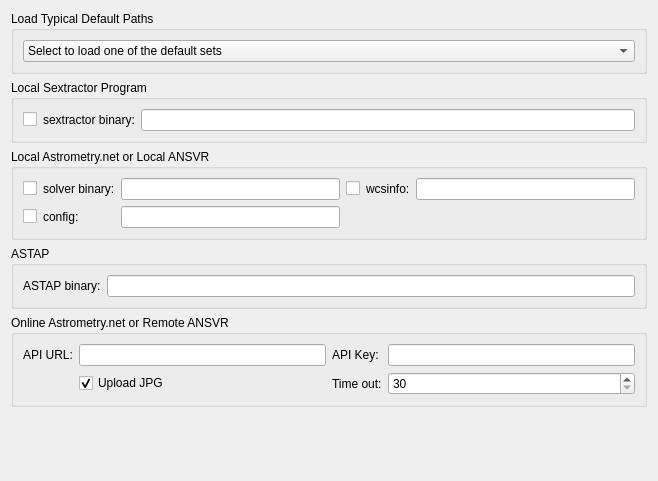
KDE/kstars, file kstars/ekos/align/opsprograms.ui: the form before one commit.
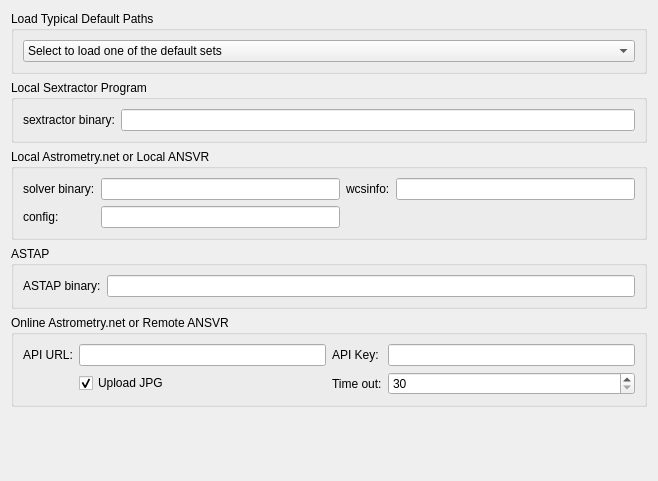
The form after the commit.

Commit message:
Removing unnecessary or redundant astrometry code on all platforms and removing the internal astrometry.net build on MacOS
Removing unnecessary or redundant astrometry code on all platforms and removing the internal astrometry.net build on MacOS.  StellarSolver has made much of the astrometry code redundant and the internal build of astrometry.net is very difficult to do, requires a lot of craft modifications, and is made unnecessary due to stellarsolver.  If users want astrometry.net locally on Macs, they can easily use Homebrew.

The edit to the form file:
```diff
--- a/kstars/ekos/align/opsprograms.ui
+++ b/kstars/ekos/align/opsprograms.ui
@@ -69,23 +69,13 @@
      </property>
      <layout class="QGridLayout" name="gridLayout_2">
       <item row="0" column="0">
-       <widget class="QCheckBox" name="kcfg_SextractorIsInternal">
-        <property name="toolTip">
-         <string>Sextractor binary file is internal to the application bundle</string>
-        </property>
-        <property name="text">
-         <string/>
-        </property>
-       </widget>
-      </item>
-      <item row="0" column="1">
        <widget class="QLabel" name="label_19">
         <property name="text">
          <string>sextractor binary:</string>
         </property>
        </widget>
       </item>
-      <item row="0" column="2">
+      <item row="0" column="1">
        <widget class="QLineEdit" name="kcfg_SextractorBinary">
         <property name="toolTip">
          <string>Path to Sextractor binary file</string>
@@ -104,17 +94,7 @@
       <string>Local Astrometry.net or Local ANSVR</string>
      </property>
      <layout class="QGridLayout" name="gridLayout_3">
-      <item row="0" column="3">
-       <widget class="QLineEdit" name="kcfg_AstrometrySolverBinary">
-        <property name="toolTip">
-         <string>Astrometry.net solve-field binary</string>
-        </property>
-        <property name="text">
-         <string/>
-        </property>
-       </widget>
-      </item>
-      <item row="1" column="3">
+      <item row="1" column="2">
        <widget class="QLineEdit" name="kcfg_AstrometryConfFile">
         <property name="toolTip">
          <string>Astrometry.net configuration file</string>
@@ -124,51 +104,7 @@
         </property>
        </widget>
       </item>
-      <item row="0" column="5">
-       <widget class="QLabel" name="label_16">
-        <property name="text">
-         <string>wcsinfo:</string>
-        </property>
-       </widget>
-      </item>
-      <item row="0" column="0">
-       <widget class="QCheckBox" name="kcfg_AstrometrySolverIsInternal">
-        <property name="toolTip">
-         <string>Astrometry.net solver binary is internal to the application bundle</string>
-        </property>
-        <property name="text">
-         <string/>
-        </property>
-       </widget>
-      </item>
-      <item row="1" column="0">
-       <widget class="QCheckBox" name="kcfg_AstrometryConfFileIsInternal">
-        <property name="toolTip">
-         <string>Astrometry config file is internal to the application bundle</string>
-        </property>
-        <property name="text">
-         <string/>
-        </property>
-       </widget>
-      </item>
       <item row="0" column="4">
-       <widget class="QCheckBox" name="kcfg_AstrometryWCSIsInternal">
-        <property name="toolTip">
-         <string>WCS Info file is internal to the Application Bundle</string>
-        </property>
-        <property name="text">
-         <string/>
-        </property>
-       </widget>
-      </item>
-      <item row="1" column="1">
-       <widget class="QLabel" name="label_14">
-        <property name="text">
-         <string>config:</string>
-        </property>
-       </widget>
-      </item>
-      <item row="0" column="6">
        <widget class="QLineEdit" name="kcfg_AstrometryWCSInfo">
         <property name="toolTip">
          <string>Astrometry.net wcsinfo binary</string>
@@ -178,13 +114,37 @@
         </property>
        </widget>
       </item>
-      <item row="0" column="1">
+      <item row="0" column="3">
+       <widget class="QLabel" name="label_16">
+        <property name="text">
+         <string>wcsinfo:</string>
+        </property>
+       </widget>
+      </item>
+      <item row="0" column="2">
+       <widget class="QLineEdit" name="kcfg_AstrometrySolverBinary">
+        <property name="toolTip">
+         <string>Astrometry.net solve-field binary</string>
+        </property>
+        <property name="text">
+         <string/>
+        </property>
+       </widget>
+      </item>
+      <item row="0" column="0">
        <widget class="QLabel" name="label_15">
         <property name="text">
          <string>solver binary:</string>
         </property>
        </widget>
       </item>
+      <item row="1" column="0">
+       <widget class="QLabel" name="label_14">
+        <property name="text">
+         <string>config:</string>
+        </property>
+       </widget>
+      </item>
      </layout>
     </widget>
    </item>
```
Left out of the diff: 5 changed lines with no effect on the pictures. The commit also changes 14 other files.
